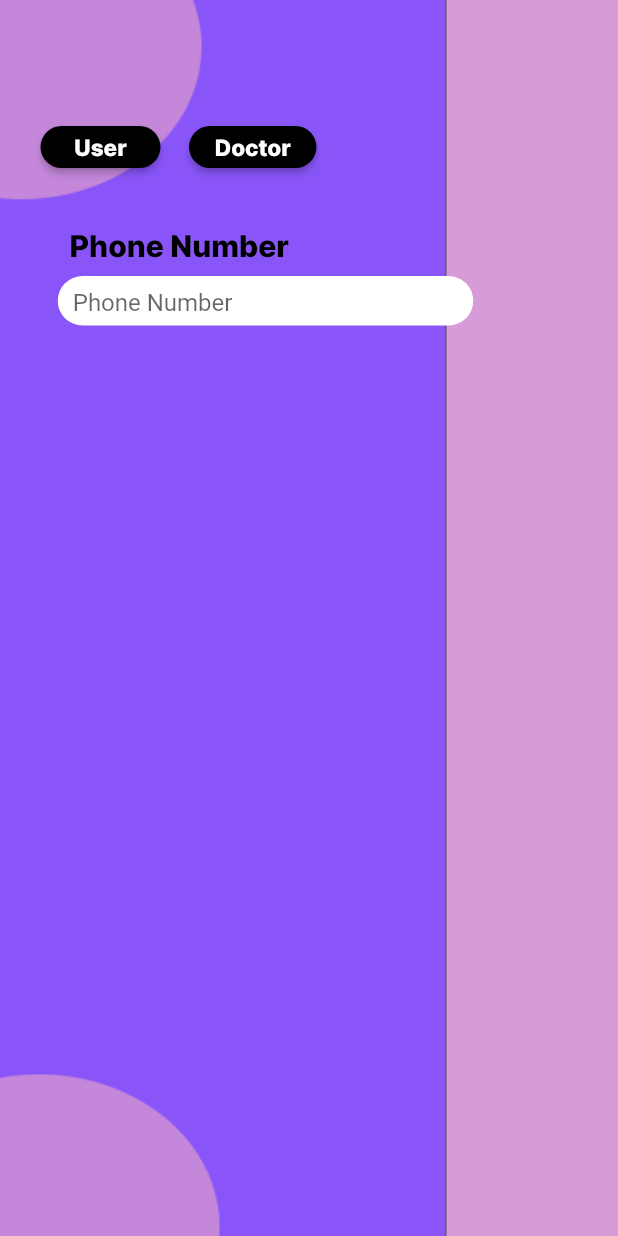
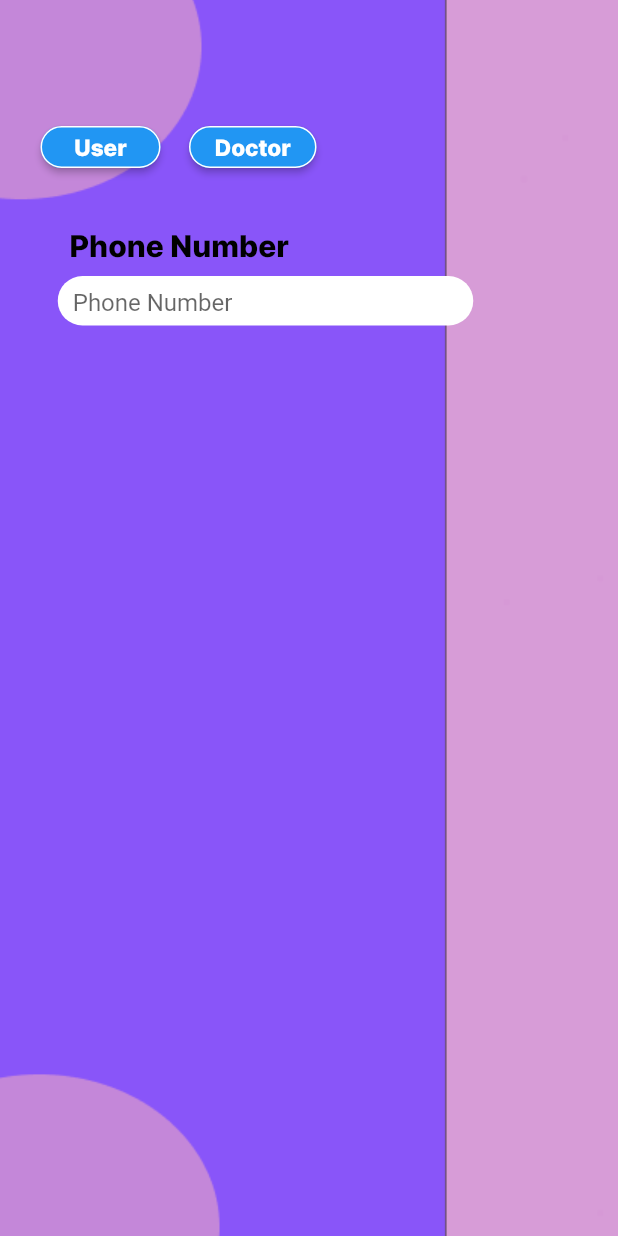
Before and after one commit to perfectionist7/Geeks-For-Geeks-Hackathon, a Flutter app: the screen it shows after launch, on a phone screen of 412 x 824 dp. Run offline on Flutter 3.47's test engine with Material 2 defaults, Android fonts, the phone set to English and light mode, and no system bars.

Commit message:
changes made

```diff
--- a/chatbot_app/lib/main.dart
+++ b/chatbot_app/lib/main.dart
@@ -16,9 +16,7 @@ class MyApp extends StatelessWidget {
   Widget build(BuildContext context) {
     return MaterialApp(
       debugShowCheckedModeBanner: false,
-      theme: ThemeData(
-        primarySwatch: Colors.blue,
-      ),
+      theme: ThemeData(),
       home: RegisterPage(),
     );
   }
--- a/chatbot_app/lib/registration.dart
+++ b/chatbot_app/lib/registration.dart
@@ -1,4 +1,5 @@
 import 'package:flutter/material.dart';
+import 'landing.dart';
 
 class RegisterPage extends StatefulWidget {
   const RegisterPage({Key? key}) : super(key: key);
@@ -10,6 +11,29 @@ class RegisterPage extends StatefulWidget {
 class _RegisterPageState extends State<RegisterPage> {
   @override
   Widget build(BuildContext context) {
+    MaterialStateProperty<Color> getColor(Color color, Color colorPressed) {
+      final getColor = (Set<MaterialState> states) {
+        if (states.contains(MaterialState.pressed)) {
+          return colorPressed;
+        } else {
+          return color;
+        }
+      };
+      return MaterialStateProperty.resolveWith(getColor);
+    }
+
+    MaterialStateProperty<BorderSide> getBorder(
+        Color color, Color colorPressed) {
+      final getBorder = (Set<MaterialState> states) {
+        if (states.contains(MaterialState.pressed)) {
+          return BorderSide(color: colorPressed);
+        } else {
+          return BorderSide(color: colorPressed);
+        }
+      };
+      return MaterialStateProperty.resolveWith(getBorder);
+    }
+
     return MaterialApp(
       debugShowCheckedModeBanner: false,
       home: Scaffold(
@@ -38,18 +62,38 @@ class _RegisterPageState extends State<RegisterPage> {
                         fontSize: 15,
                       ),
                     ),
-                      style: ElevatedButton.styleFrom(
-                        primary: Colors.black,
-                        shape: RoundedRectangleBorder(
-                            borderRadius: BorderRadius.circular(32)),
-                      )),
+                    style: ButtonStyle(
+                        overlayColor: getColor(Colors.white, Colors.black),
+                        foregroundColor: getColor(Colors.black, Colors.white),
+                        side: getBorder(Colors.black, Colors.white),
+                        shape:
+                            MaterialStateProperty.all<RoundedRectangleBorder>(
+                                RoundedRectangleBorder(
+                          borderRadius: BorderRadius.circular(32),
+                        ))),
+                  ),
                 ),
                 Container(
                   margin: EdgeInsets.fromLTRB(19, 84, 200, 0),
                   height: 28,
                   width: 85,
                   child: ElevatedButton(
-                    onPressed: () {},
+                    style: ButtonStyle(
+                      overlayColor: getColor(Colors.white, Colors.black),
+                      foregroundColor: getColor(Colors.black, Colors.white),
+                      side: getBorder(Colors.black, Colors.white),
+                      shape: MaterialStateProperty.all<RoundedRectangleBorder>(
+                          RoundedRectangleBorder(
+                        borderRadius: BorderRadius.circular(32),
+                      )),
+                    ),
+                    onPressed: () {
+                      Navigator.push(
+                        context,
+                        MaterialPageRoute(
+                            builder: (context) => const LandingPage()),
+                      );
+                    },
                     child: Text(
                       'Doctor',
                       style: TextStyle(
@@ -57,11 +101,6 @@ class _RegisterPageState extends State<RegisterPage> {
                         fontFamily: 'Inter',
                         fontSize: 15,
                       ),
-                    ),
-                    style: ElevatedButton.styleFrom(
-                      primary: Colors.black,
-                      shape: RoundedRectangleBorder(
-                          borderRadius: BorderRadius.circular(32)),
                     ),
                   ),
                 ),
```
Also changed, not shown: chatbot_app/lib/landing.dart (+53 -15 lines), chatbot_app/lib/login.dart (+8 -1 lines). Lines whose indentation alone changed are shown as unchanged.
